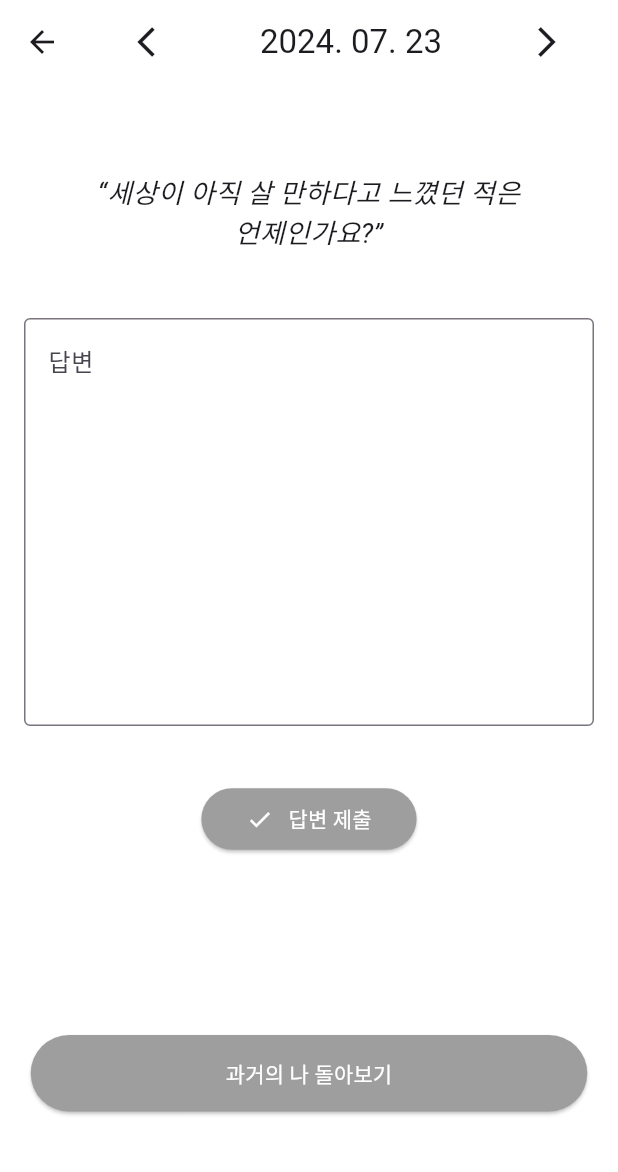
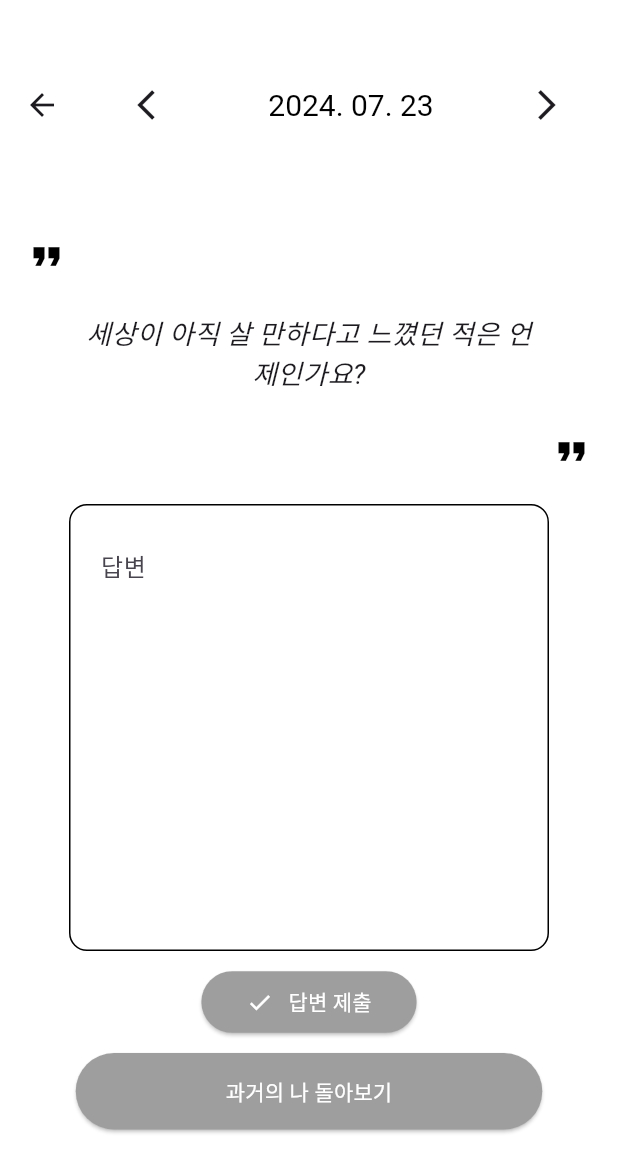
Before and after one commit to Dayoung331/madcamp_week4, a Flutter app: the QuestionScreen screen opened directly, on a phone screen of 412 x 824 dp. Shown: the top 1172 px of the screen. Run offline on Flutter 3.47's test engine with Material 3 defaults, Android fonts, the phone set to English and light mode, and no system bars; our stand-ins replace shared_preferences, table_calendar; accounts and stored records are empty; Roboto replaces fonts that are missing (NotoSerifKR).

```diff
--- a/lib/screens/diary_screen.dart
+++ b/lib/screens/diary_screen.dart
@@ -196,11 +196,12 @@ class _DiaryScreenState extends State<DiaryScreen> {
     return Scaffold(
       backgroundColor: Colors.white,
       appBar: AppBar(
-        title: Text(formattedDate),
+        title: Text(formattedDate, style: TextStyle(fontSize: 20)),
         centerTitle: true,
         elevation: 0,
         scrolledUnderElevation: 0,
         backgroundColor: Colors.white,
+        toolbarHeight: 130,
         leading: IconButton(
           padding: const EdgeInsets.only(left: 35.0),
           icon: Icon(Icons.arrow_back_ios, color: Colors.black),
--- a/lib/screens/question_screen.dart
+++ b/lib/screens/question_screen.dart
@@ -175,6 +175,7 @@ class _QuestionScreenState extends State<QuestionScreen> {
     return Scaffold(
       appBar: AppBar(
         backgroundColor: Colors.white,
+        scrolledUnderElevation: 0,
         title: Row(
           mainAxisAlignment: MainAxisAlignment.spaceBetween,
           children: [
@@ -187,6 +188,7 @@ class _QuestionScreenState extends State<QuestionScreen> {
             ),
             Text(
               DateFormat('yyyy. MM. dd').format(_currentDate),
+              style: TextStyle(color: Colors.black, fontSize: 20),
             ),
             IconButton(
               padding: const EdgeInsets.only(right: 15.0),
@@ -198,6 +200,8 @@ class _QuestionScreenState extends State<QuestionScreen> {
           ],
         ),
         centerTitle: true,
+        elevation: 0,
+        toolbarHeight: 140, // AppBar height 설정
       ),
       backgroundColor: Colors.white,
       body: SingleChildScrollView(
@@ -205,7 +209,10 @@ class _QuestionScreenState extends State<QuestionScreen> {
         child: Column(
           mainAxisAlignment: MainAxisAlignment.start, // 상단 정렬
           children: [
-            SizedBox(height: 20),
+            Align(
+              alignment: Alignment.centerLeft,
+              child: Icon(Icons.format_quote, size: 30, color: Colors.black),
+            ),
             Container(
               width: 300,
               height: 100,
@@ -215,7 +222,7 @@ class _QuestionScreenState extends State<QuestionScreen> {
                 border: Border.all(color: Colors.transparent),
               ),
               child: Text(
-                '“$question”',
+                '$question',
                 textAlign: TextAlign.center,
                 style: TextStyle(
                   fontSize: 18,
@@ -226,14 +233,23 @@ class _QuestionScreenState extends State<QuestionScreen> {
                 overflow: TextOverflow.visible,
               ),
             ),
+            Align(
+              alignment: Alignment.centerRight,
+              child: Icon(Icons.format_quote, size: 30, color: Colors.black),
+            ),
             SizedBox(height: 20),
-            SizedBox(
-              height: 300, // 고정된 높이 설정
+            Container(
+              width: 320,
+              padding: const EdgeInsets.all(20.0),
+              decoration: BoxDecoration(
+                border: Border.all(color: Colors.black),
+                borderRadius: BorderRadius.circular(12),
+              ),
               child: TextField(
                 controller: _answerController,
                 maxLines: 10,
                 decoration: InputDecoration(
-                  border: OutlineInputBorder(),
+                  border: InputBorder.none,
                   hintText: '답변',
                   hintStyle: TextStyle(
                     fontFamily: 'NotoSerifKR',
@@ -263,7 +279,7 @@ class _QuestionScreenState extends State<QuestionScreen> {
                 ],
               ),
             ),
-            SizedBox(height: 120), // 여기에 여백 추가
+            SizedBox(height: 10),
             ElevatedButton(
               onPressed: () async {
                 String dateKey = DateFormat('MMdd').format(_currentDate);
@@ -284,7 +300,7 @@ class _QuestionScreenState extends State<QuestionScreen> {
               style: ElevatedButton.styleFrom(
                 foregroundColor: Colors.white,
                 backgroundColor: Colors.grey,
-                padding: EdgeInsets.symmetric(horizontal: 130, vertical: 15),
+                padding: EdgeInsets.symmetric(horizontal: 100, vertical: 15),
                 minimumSize: Size(250, 50), // 버튼의 최소 크기 설정
               ),
               child: Text(
--- a/pubspec.yaml
+++ b/pubspec.yaml
@@ -33,6 +33,7 @@ dependencies:
   intl: ^0.19.0
   shared_preferences: ^2.0.13
   http: ^1.2.2
+  flutter_picker: ^2.1.0
 
   # The following adds the Cupertino Icons font to your application.
   # Use with the CupertinoIcons class for iOS style icons.
```
Also changed, not shown: lib/main.dart (+45 -8 lines), lib/screens/birthday_input_screen.dart (added, +144 -0 lines), pubspec.lock.
